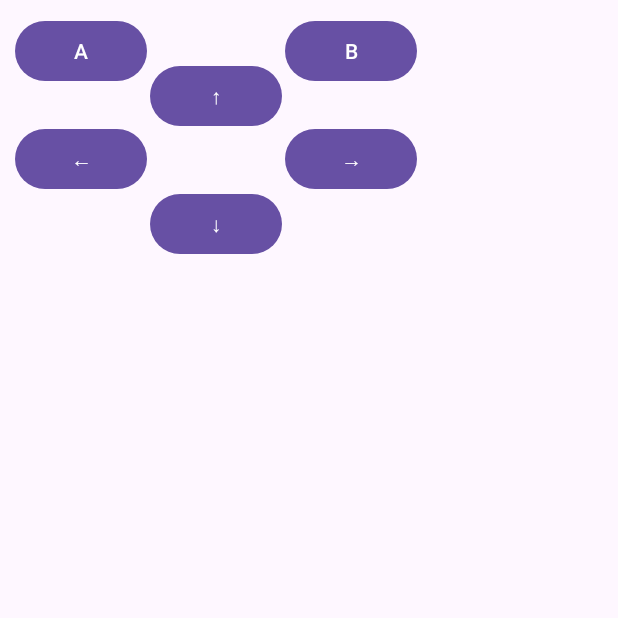
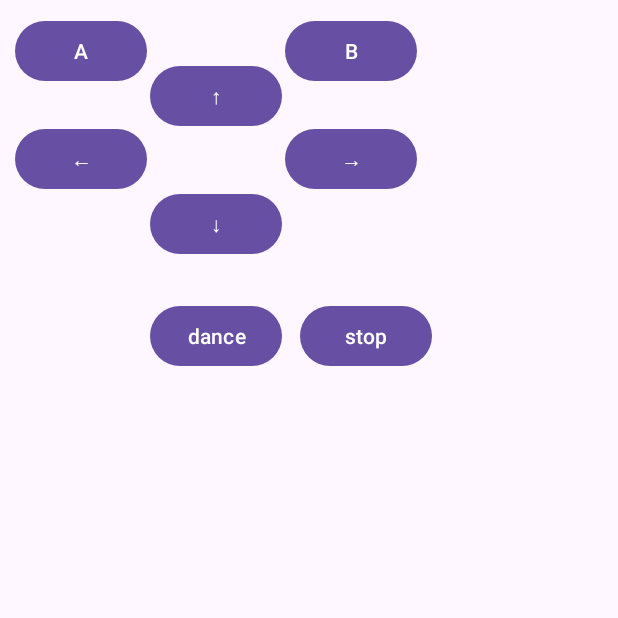
Before and after one commit to engrpanda/evo_mini_bdaydance, an Android app: the screen it shows after launch (MainActivity), on a phone screen of 412 x 824 dp, the top half of it. Run offline under Robolectric (Android 15) with nearby library versions, the phone set to English and light mode, and no system bars.

Commit message:
add stop button

```diff
--- a/app/src/main/res/layout/activity_main.xml
+++ b/app/src/main/res/layout/activity_main.xml
@@ -40,6 +40,22 @@
         android:layout_marginLeft="100dp"/>
 
     <Button
+        android:id="@+id/dance"
+        android:layout_width="wrap_content"
+        android:layout_height="wrap_content"
+        android:text="dance"
+        android:layout_marginTop="200dp"
+        android:layout_marginLeft="100dp"/>
+
+    <Button
+        android:id="@+id/stop"
+        android:layout_width="wrap_content"
+        android:layout_height="wrap_content"
+        android:text="stop"
+        android:layout_marginTop="200dp"
+        android:layout_marginLeft="200dp"/>
+
+    <Button
         android:id="@+id/buttonA"
         android:layout_width="wrap_content"
         android:layout_height="wrap_content"
```
Also changed, not shown: app/src/main/java/com/evodesign/buttontest/MainActivity.java (+108 -8 lines).
